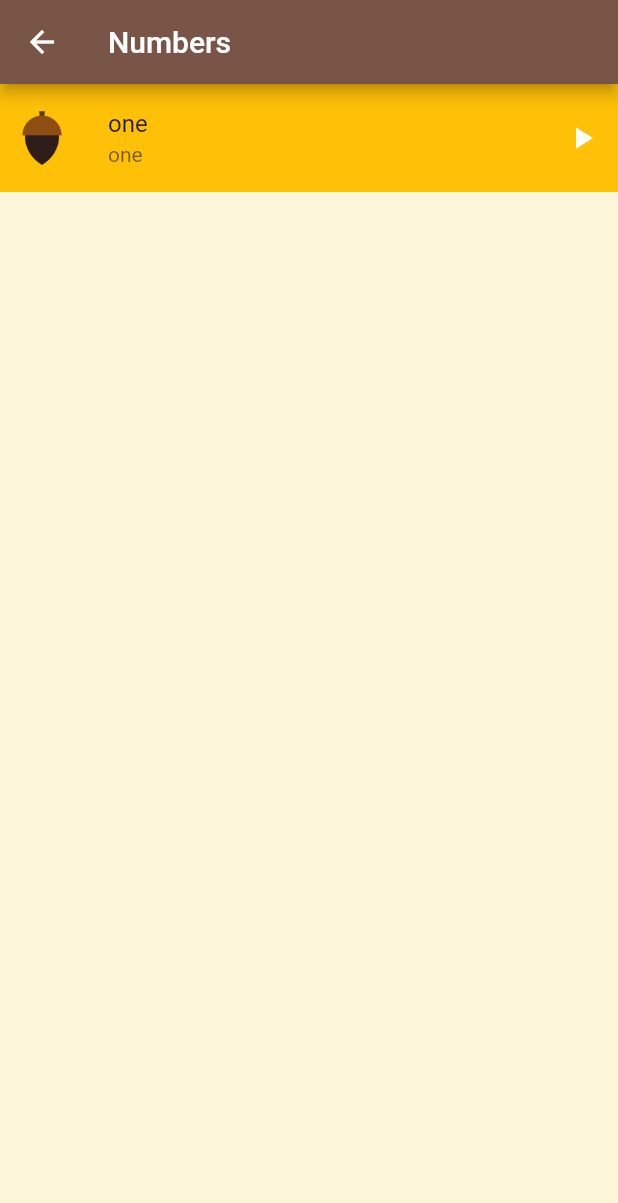
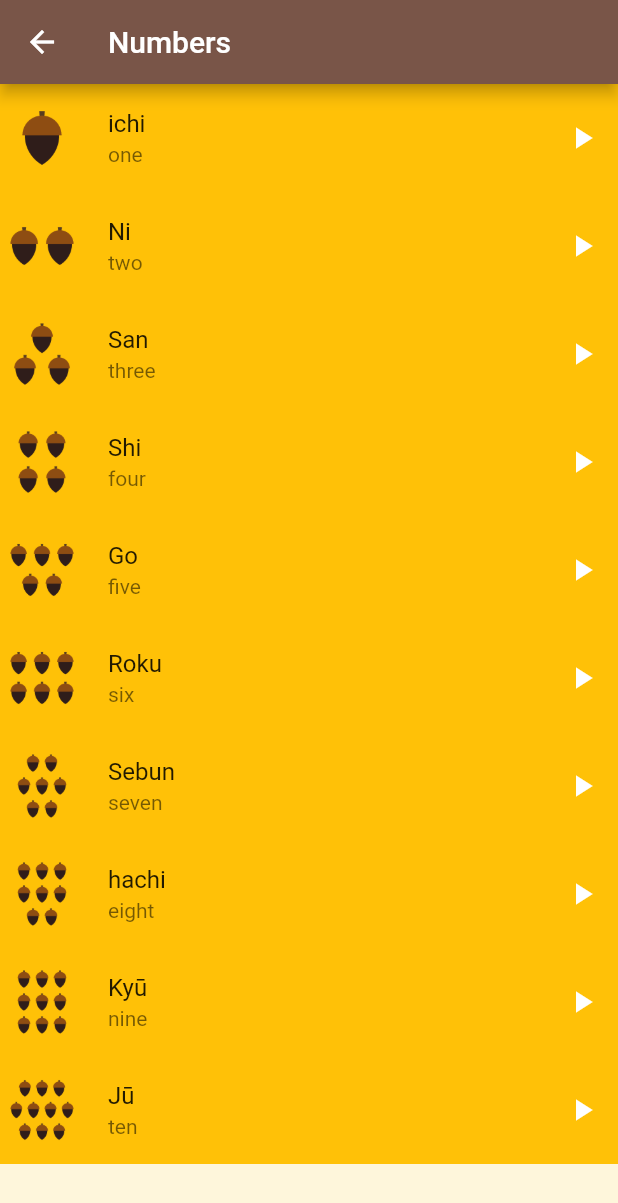
Before and after one commit to FadyFawzyOfficial/toku, a Flutter app: the NumbersScreen screen opened directly, on a phone screen of 412 x 824 dp. Shown: the top 1203 px of the screen. Run offline on Flutter 3.47's test engine with Material 2 defaults, Android fonts, the light colour scheme and no system bars.

Commit message:
6. Use ListView.builder() Widget to build List of Word Objects

```diff
--- a/lib/models/word.dart
+++ b/lib/models/word.dart
@@ -11,3 +11,66 @@ class Word {
     required this.sound,
   });
 }
+
+const List<Word> numbers = [
+  Word(
+    english: 'one',
+    japanese: 'ichi',
+    sound: 'assets/sounds/numbers/number_one_sound.mp3',
+    image: 'assets/images/numbers/number_one.png',
+  ),
+  Word(
+    english: 'two',
+    japanese: 'Ni',
+    sound: 'assets/sounds/numbers/number_two_sound.mp3',
+    image: 'assets/images/numbers/number_two.png',
+  ),
+  Word(
+    english: 'three',
+    japanese: 'San',
+    sound: 'assets/sounds/numbers/number_one_sound.mp3',
+    image: 'assets/images/numbers/number_three.png',
+  ),
+  Word(
+    english: 'four',
+    japanese: 'Shi',
+    sound: 'assets/sounds/numbers/number_one_sound.mp3',
+    image: 'assets/images/numbers/number_four.png',
+  ),
+  Word(
+    english: 'five',
+    japanese: 'Go',
+    sound: 'assets/sounds/numbers/number_one_sound.mp3',
+    image: 'assets/images/numbers/number_five.png',
+  ),
+  Word(
+    english: 'six',
+    japanese: 'Roku',
+    sound: 'assets/sounds/numbers/number_one_sound.mp3',
+    image: 'assets/images/numbers/number_six.png',
+  ),
+  Word(
+    english: 'seven',
+    japanese: 'Sebun',
+    sound: 'assets/sounds/numbers/number_one_sound.mp3',
+    image: 'assets/images/numbers/number_seven.png',
+  ),
+  Word(
+    english: 'eight',
+    japanese: 'hachi',
+    sound: 'assets/sounds/numbers/number_one_sound.mp3',
+    image: 'assets/images/numbers/number_eight.png',
+  ),
+  Word(
+    english: 'nine',
+    japanese: 'Kyū',
+    sound: 'assets/sounds/numbers/number_one_sound.mp3',
+    image: 'assets/images/numbers/number_nine.png',
+  ),
+  Word(
+    english: 'ten',
+    japanese: 'Jū',
+    sound: 'assets/sounds/numbers/number_one_sound.mp3',
+    image: 'assets/images/numbers/number_ten.png',
+  ),
+];
--- a/lib/screens/numbers_screen.dart
+++ b/lib/screens/numbers_screen.dart
@@ -6,23 +6,17 @@ import '../widgets/word_list_tile.dart';
 class NumbersScreen extends StatelessWidget {
   const NumbersScreen({super.key});
 
-  static const one = Word(
-    image: 'assets/images/numbers/number_one.png',
-    japanese: 'one',
-    english: 'one',
-    sound: '',
-  );
-
   @override
   Widget build(BuildContext context) {
     return Scaffold(
       appBar: AppBar(
         title: const Text('Numbers'),
       ),
-      body: ListView(
-        children: const [
-          WordListTile(word: one),
-        ],
+      body: ListView.builder(
+        padding: EdgeInsets.zero,
+        physics: const ClampingScrollPhysics(),
+        itemCount: numbers.length,
+        itemBuilder: (context, index) => WordListTile(word: numbers[index]),
       ),
     );
   }
```
